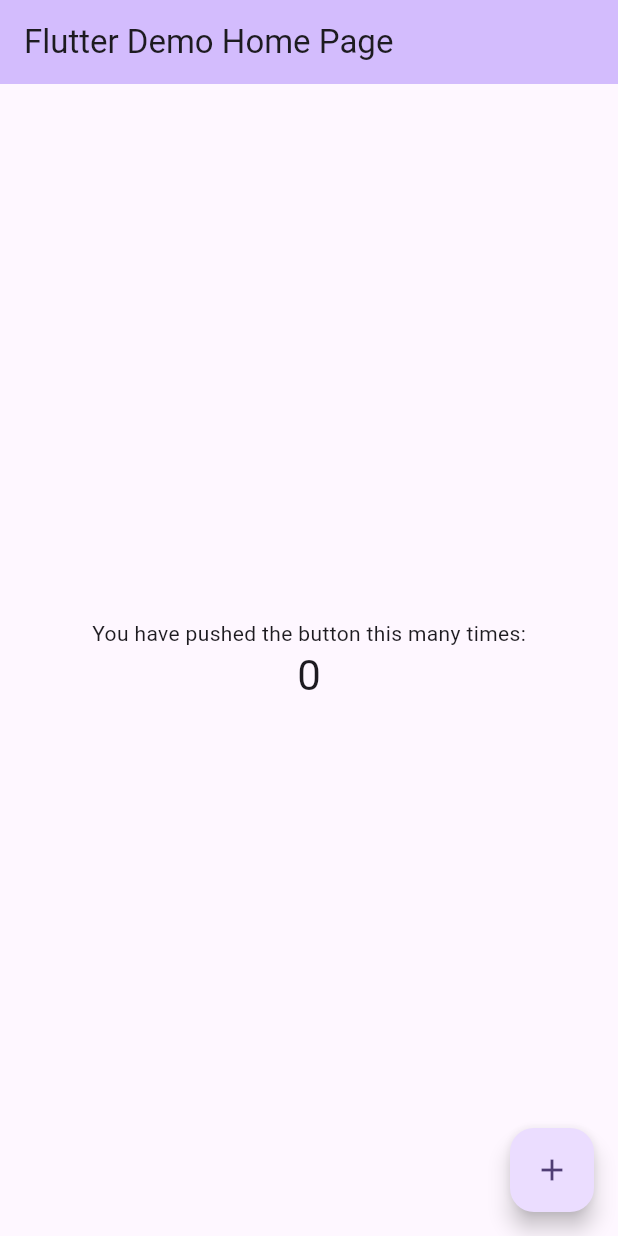
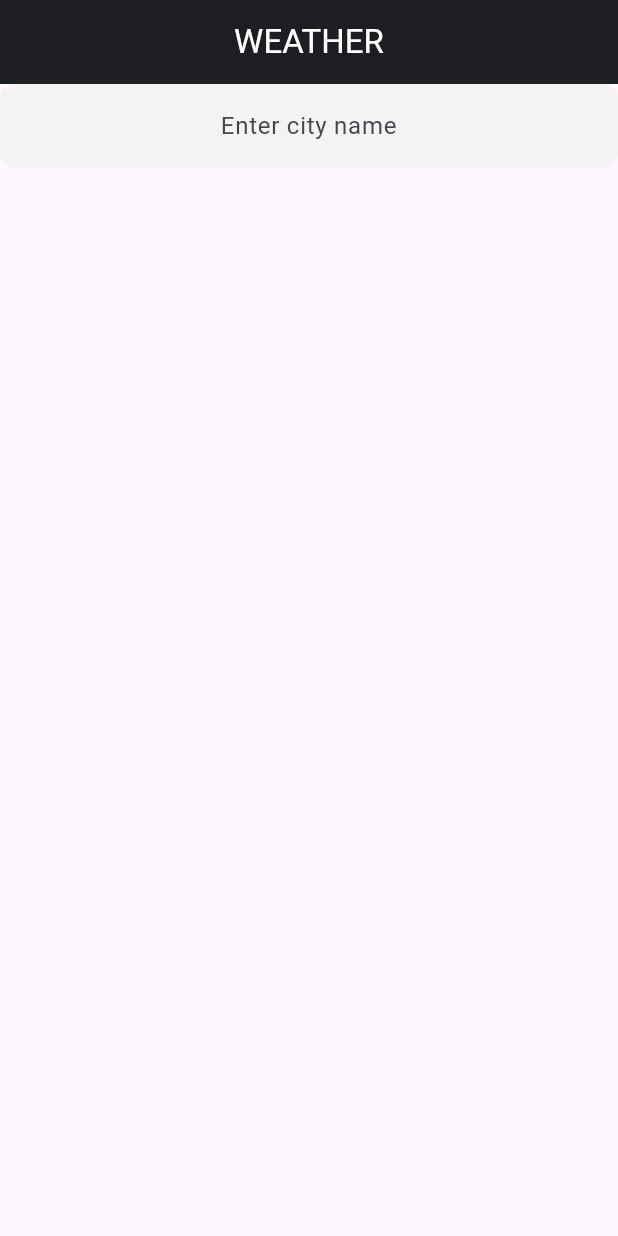
Before and after one commit to brsaca/weather_clean_architecture_tdd, a Flutter app: the screen it shows after launch, on a phone screen of 412 x 824 dp. Run offline on Flutter 3.47's test engine with Material 3 defaults, Android fonts, the phone set to English and light mode, and no system bars; our stand-ins replace dartz, equatable, flutter_bloc, get_it, rxdart.

Commit message:
test: add page and widgetTest

```diff
--- /dev/null
+++ b/devtools_options.yaml
@@ -0,0 +1 @@
+extensions:
--- /dev/null
+++ b/lib/injection_container.dart
@@ -0,0 +1,32 @@
+import 'package:get_it/get_it.dart';
+import 'data/data_sources/remote_data_source.dart';
+import 'data/repositories/weather_repository_impl.dart';
+import 'domain/repositories/weather_repository.dart';
+import 'domain/usecases/get_current_weather.dart';
+import 'presentation/bloc/weather_bloc.dart';
+import 'package:http/http.dart' as http;
+
+final locator = GetIt.instance;
+
+void setupLocator() {
+  // bloc
+  locator.registerFactory(() => WeatherBloc(locator()));
+
+  // usecase
+  locator.registerLazySingleton(() => GetCurrentWeatherUseCase(locator()));
+
+  // repository
+  locator.registerLazySingleton<WeatherRepository>(
+    () => WeatherRepositoryImpl(weatherRemoteDataSource: locator()),
+  );
+
+  // data source
+  locator.registerLazySingleton<WeatherRemoteDataSource>(
+    () => WeatherRemoteDataSourceImpl(
+      client: locator(),
+    ),
+  );
+
+  // external
+  locator.registerLazySingleton(() => http.Client());
+}
--- a/lib/main.dart
+++ b/lib/main.dart
@@ -1,125 +1,29 @@
 import 'package:flutter/material.dart';
+import 'package:flutter_bloc/flutter_bloc.dart';
+import 'package:weather_clean_architecture_tdd/injection_container.dart';
+import 'package:weather_clean_architecture_tdd/presentation/pages/weather_page.dart';
+
+import 'presentation/bloc/weather_bloc.dart';
 
 void main() {
+  setupLocator();
   runApp(const MyApp());
 }
 
 class MyApp extends StatelessWidget {
-  const MyApp({super.key});
+  const MyApp({Key? key}) : super(key: key);
 
-  // This widget is the root of your application.
   @override
   Widget build(BuildContext context) {
-    return MaterialApp(
-      title: 'Flutter Demo',
-      theme: ThemeData(
-        // This is the theme of your application.
-        //
-        // TRY THIS: Try running your application with "flutter run". You'll see
-        // the application has a purple toolbar. Then, without quitting the app,
-        // try changing the seedColor in the colorScheme below to Colors.green
-        // and then invoke "hot reload" (save your changes or press the "hot
-        // reload" button in a Flutter-supported IDE, or press "r" if you used
-        // the command line to start the app).
-        //
-        // Notice that the counter didn't reset back to zero; the application
-        // state is not lost during the reload. To reset the state, use hot
-        // restart instead.
-        //
-        // This works for code too, not just values: Most code changes can be
-        // tested with just a hot reload.
-        colorScheme: ColorScheme.fromSeed(seedColor: Colors.deepPurple),
-        useMaterial3: true,
+    return MultiBlocProvider(
+      providers: [
+        BlocProvider(
+          create: (_) => locator<WeatherBloc>(),
+        )
+      ],
+      child: const MaterialApp(
+        home: WeatherPage(),
       ),
-      home: const MyHomePage(title: 'Flutter Demo Home Page'),
     );
   }
 }
-
-class MyHomePage extends StatefulWidget {
-  const MyHomePage({super.key, required this.title});
-
-  // This widget is the home page of your application. It is stateful, meaning
-  // that it has a State object (defined below) that contains fields that affect
-  // how it looks.
-
-  // This class is the configuration for the state. It holds the values (in this
-  // case the title) provided by the parent (in this case the App widget) and
-  // used by the build method of the State. Fields in a Widget subclass are
-  // always marked "final".
-
-  final String title;
-
-  @override
-  State<MyHomePage> createState() => _MyHomePageState();
-}
-
-class _MyHomePageState extends State<MyHomePage> {
-  int _counter = 0;
-
-  void _incrementCounter() {
-    setState(() {
-      // This call to setState tells the Flutter framework that something has
-      // changed in this State, which causes it to rerun the build method below
-      // so that the display can reflect the updated values. If we changed
-      // _counter without calling setState(), then the build method would not be
-      // called again, and so nothing would appear to happen.
-      _counter++;
-    });
-  }
-
-  @override
-  Widget build(BuildContext context) {
-    // This method is rerun every time setState is called, for instance as done
-    // by the _incrementCounter method above.
-    //
-    // The Flutter framework has been optimized to make rerunning build methods
-    // fast, so that you can just rebuild anything that needs updating rather
-    // than having to individually change instances of widgets.
-    return Scaffold(
-      appBar: AppBar(
-        // TRY THIS: Try changing the color here to a specific color (to
-        // Colors.amber, perhaps?) and trigger a hot reload to see the AppBar
-        // change color while the other colors stay the same.
-        backgroundColor: Theme.of(context).colorScheme.inversePrimary,
-        // Here we take the value from the MyHomePage object that was created by
-        // the App.build method, and use it to set our appbar title.
-        title: Text(widget.title),
-      ),
-      body: Center(
-        // Center is a layout widget. It takes a single child and positions it
-        // in the middle of the parent.
-        child: Column(
-          // Column is also a layout widget. It takes a list of children and
-          // arranges them vertically. By default, it sizes itself to fit its
-          // children horizontally, and tries to be as tall as its parent.
-          //
-          // Column has various properties to control how it sizes itself and
-          // how it positions its children. Here we use mainAxisAlignment to
-          // center the children vertically; the main axis here is the vertical
-          // axis because Columns are vertical (the cross axis would be
-          // horizontal).
-          //
-          // TRY THIS: Invoke "debug painting" (choose the "Toggle Debug Paint"
-          // action in the IDE, or press "p" in the console), to see the
-          // wireframe for each widget.
-          mainAxisAlignment: MainAxisAlignment.center,
-          children: <Widget>[
-            const Text(
-              'You have pushed the button this many times:',
-            ),
-            Text(
-              '$_counter',
-              style: Theme.of(context).textTheme.headlineMedium,
-            ),
-          ],
-        ),
-      ),
-      floatingActionButton: FloatingActionButton(
-        onPressed: _incrementCounter,
-        tooltip: 'Increment',
-        child: const Icon(Icons.add),
-      ), // This trailing comma makes auto-formatting nicer for build methods.
-    );
-  }
-}
--- /dev/null
+++ b/lib/presentation/pages/weather_page.dart
@@ -0,0 +1,178 @@
+import 'package:flutter/material.dart';
+import 'package:flutter_bloc/flutter_bloc.dart';
+
+import '../../core/constants/constants.dart';
+import '../bloc/weather_bloc.dart';
+import '../bloc/weather_event.dart';
+import '../bloc/weather_state.dart';
+
+class WeatherPage extends StatelessWidget {
+  const WeatherPage({Key? key}) : super(key: key);
+
+  @override
+  Widget build(BuildContext context) {
+    return Scaffold(
+      appBar: AppBar(
+        backgroundColor: const Color(0xff1D1E22),
+        title: const Text(
+          'WEATHER',
+          style: TextStyle(color: Colors.white),
+        ),
+        centerTitle: true,
+      ),
+      body: Padding(
+        padding: const EdgeInsets.symmetric(),
+        child: Column(
+          mainAxisAlignment: MainAxisAlignment.start,
+          children: [
+            TextField(
+              textAlign: TextAlign.center,
+              decoration: InputDecoration(
+                hintText: 'Enter city name',
+                fillColor: const Color(0xffF3F3F3),
+                filled: true,
+                focusedBorder: OutlineInputBorder(
+                    borderSide: BorderSide.none,
+                    borderRadius: BorderRadius.circular(10)),
+                enabledBorder: OutlineInputBorder(
+                    borderSide: BorderSide.none,
+                    borderRadius: BorderRadius.circular(10)),
+              ),
+              onChanged: (query) {
+                context.read<WeatherBloc>().add(OnCityChanged(query));
+              },
+            ),
+            const SizedBox(height: 32.0),
+            BlocBuilder<WeatherBloc, WeatherState>(
+              builder: (context, state) {
+                if (state is WeatherLoading) {
+                  return const Center(
+                    child: CircularProgressIndicator(),
+                  );
+                }
+                if (state is WeatherLoaded) {
+                  return Column(
+                    key: const Key('weather_data'),
+                    children: [
+                      Row(
+                        mainAxisAlignment: MainAxisAlignment.center,
+                        children: [
+                          Text(
+                            state.result.cityName,
+                            style: const TextStyle(
+                              fontSize: 22.0,
+                            ),
+                          ),
+                          Image(
+                            image: NetworkImage(
+                              Urls.weatherIcon(
+                                state.result.iconCode,
+                              ),
+                            ),
+                          ),
+                        ],
+                      ),
+                      const SizedBox(height: 8.0),
+                      Text(
+                        '${state.result.main} | ${state.result.description}',
+                        style: const TextStyle(
+                          fontSize: 16.0,
+                          letterSpacing: 1.2,
+                        ),
+                      ),
+                      const SizedBox(height: 24.0),
+                      Table(
+                        defaultColumnWidth: const FixedColumnWidth(150.0),
+                        border: TableBorder.all(
+                          color: Colors.grey,
+                          style: BorderStyle.solid,
+                          width: 1,
+                        ),
+                        children: [
+                          TableRow(children: [
+                            const Padding(
+                              padding: EdgeInsets.all(8.0),
+                              child: Text(
+                                'Temperature',
+                                style: TextStyle(
+                                  fontSize: 16.0,
+                                  letterSpacing: 1.2,
+                                ),
+                              ),
+                            ),
+                            Padding(
+                              padding: const EdgeInsets.all(8.0),
+                              child: Text(
+                                state.result.temperature.toString(),
+                                style: const TextStyle(
+                                  fontSize: 16.0,
+                                  letterSpacing: 1.2,
+                                  fontWeight: FontWeight.bold,
+                                ),
+                              ),
+                            ), // Will be change later
+                          ]),
+                          TableRow(children: [
+                            const Padding(
+                              padding: EdgeInsets.all(8.0),
+                              child: Text(
+                                'Pressure',
+                                style: TextStyle(
+                                  fontSize: 16.0,
+                                  letterSpacing: 1.2,
+                                ),
+                              ),
+                            ),
+                            Padding(
+                              padding: const EdgeInsets.all(8.0),
+                              child: Text(
+                                state.result.pressure.toString(),
+                                style: const TextStyle(
+                                    fontSize: 16.0,
+                                    letterSpacing: 1.2,
+                                    fontWeight: FontWeight.bold),
+                              ),
+                            ), // Will be change later
+                          ]),
+                          TableRow(children: [
+                            const Padding(
+                              padding: EdgeInsets.all(8.0),
+                              child: Text(
+                                'Humidity',
+                                style: TextStyle(
+                                  fontSize: 16.0,
+                                  letterSpacing: 1.2,
+                                ),
+                              ),
+                            ),
+                            Padding(
+                              padding: const EdgeInsets.all(8.0),
+                              child: Text(
+                                state.result.humidity.toString(),
+                                style: const TextStyle(
+                                  fontSize: 16.0,
+                                  letterSpacing: 1.2,
+                                  fontWeight: FontWeight.bold,
+                                ),
+                              ),
+                            ), // Will be change later
+                          ]),
+                        ],
+                      ),
+                    ],
+                  );
+                }
+                if (state is WeatherLoadFailue) {
+                  return Center(
+                    child: Text(state.message),
+                  );
+                }
+                return Container();
+              },
+            )
+          ],
+        ),
+      ),
+    );
+  }
+}
```
Also changed, not shown: 1 other file.
